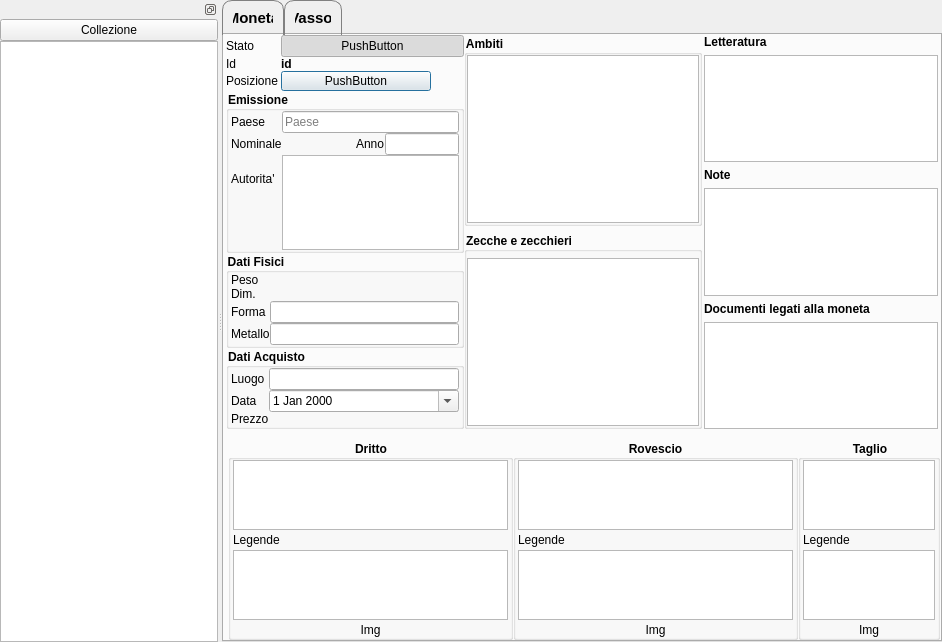
The window that GestCollOnQt/GUI/Moneta/monetaform.ui (mirkoviviani76/gestcoll) describes before a commit, drawn with Qt 5.
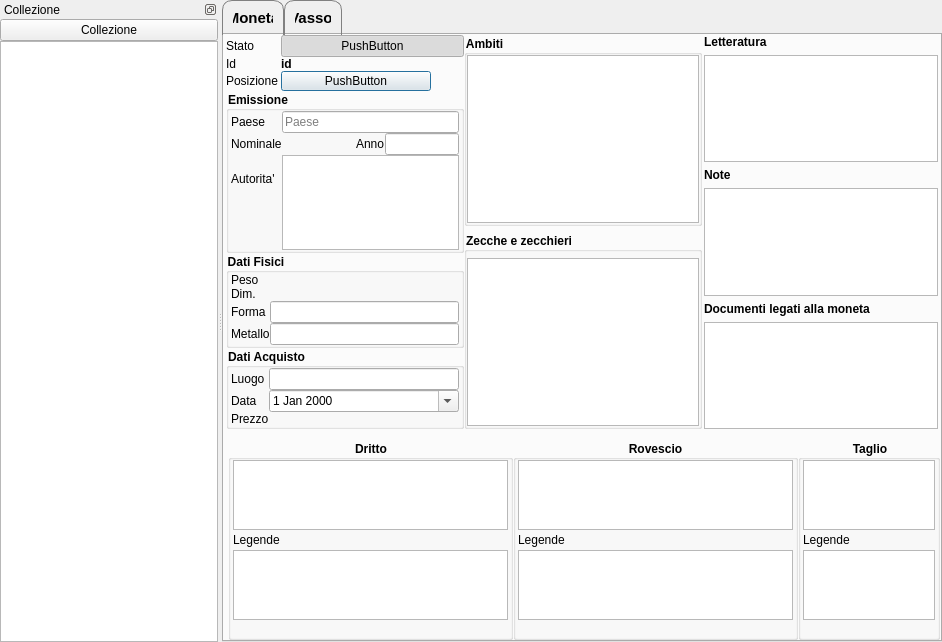
The same window after the commit. Icons and pictures are not drawn. Custom widgets are drawn as their Qt base class.

Diff of the .ui file:
```diff
--- a/GestCollOnQt/GUI/Moneta/monetaform.ui
+++ b/GestCollOnQt/GUI/Moneta/monetaform.ui
@@ -48,13 +48,16 @@
      <widget class="QDockWidget" name="dockWidget">
       <property name="minimumSize">
        <size>
-        <width>76</width>
-        <height>0</height>
+        <width>98</width>
+        <height>117</height>
        </size>
       </property>
       <property name="features">
        <set>QDockWidget::DockWidgetFloatable|QDockWidget::DockWidgetMovable</set>
       </property>
+      <property name="windowTitle">
+       <string>Collezione</string>
+      </property>
       <widget class="QWidget" name="dockWidgetContents">
        <layout class="QVBoxLayout" name="verticalLayout">
         <property name="spacing">
@@ -865,7 +868,7 @@
               <item>
                <widget class="ImgMoneta" name="imgDritto">
                 <property name="text">
-                 <string>Img</string>
+                 <string/>
                 </property>
                 <property name="pixmap">
                  <pixmap resource="../../resources/resources.qrc">:/img/SRI.png</pixmap>
@@ -928,7 +931,7 @@
               <item>
                <widget class="ImgMoneta" name="imgRovescio">
                 <property name="text">
-                 <string>Img</string>
+                 <string/>
                 </property>
                 <property name="pixmap">
                  <pixmap resource="../../resources/resources.qrc">:/img/SRI.png</pixmap>
@@ -991,7 +994,7 @@
               <item>
                <widget class="ImgMoneta" name="imgTaglio">
                 <property name="text">
-                 <string>Img</string>
+                 <string/>
                 </property>
                 <property name="pixmap">
                  <pixmap resource="../../resources/resources.qrc">:/img/SRI.png</pixmap>
```
Left out of the diff: 3 changed lines with no effect on the pictures.
